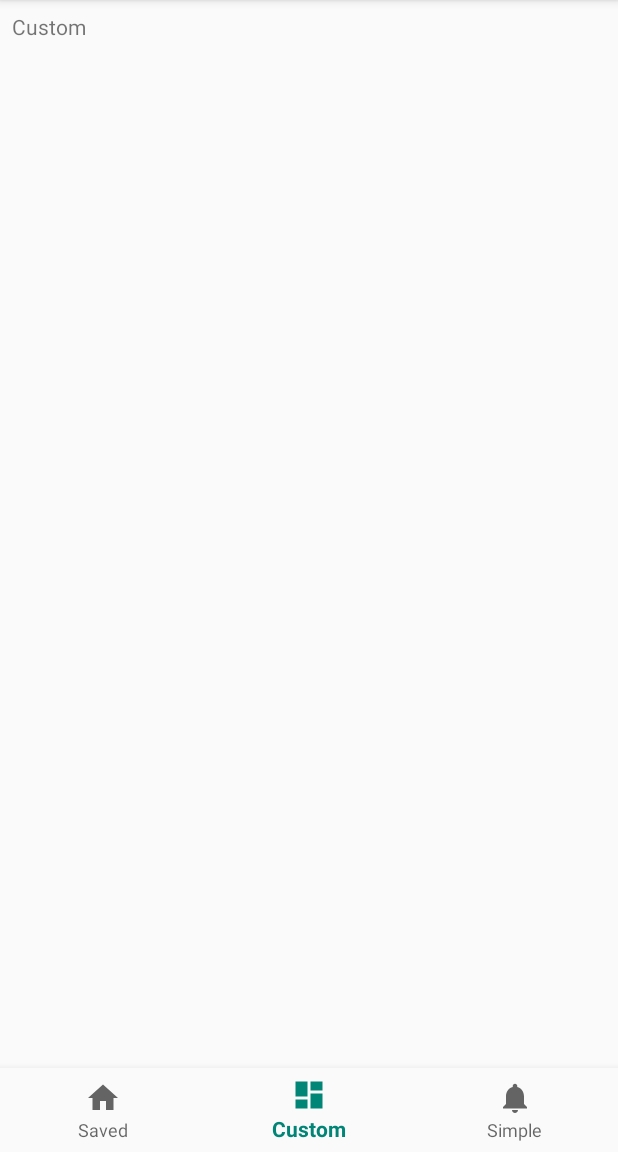
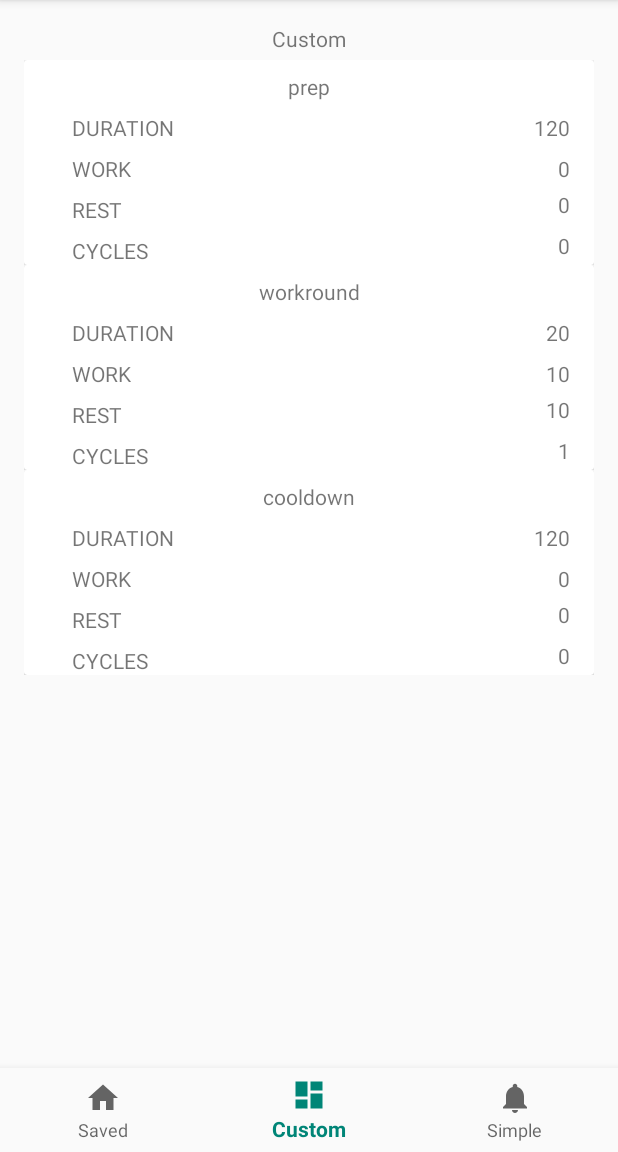
Before and after one commit to Demigod21/HIIT-Timer-Pro, an Android app: the screen it shows after launch (MainActivity), item 2 of the bottom bar chosen, on a phone screen of 412 x 824 dp, the part 84-1236 px from its top. Run offline under Robolectric (Android 15) with nearby library versions, the phone set to English and light mode, and no system bars.

Commit message:
Prima implementazione corretta di adatattore e recycler view per tab custom

```diff
--- a/app/src/main/java/com/appdavide/roundtimer/fragment/CustomFragment.kt
+++ b/app/src/main/java/com/appdavide/roundtimer/fragment/CustomFragment.kt
@@ -2,12 +2,17 @@ package com.appdavide.roundtimer.fragment
 
 
 import android.os.Bundle
+import android.util.Log
 import androidx.fragment.app.Fragment
 import android.view.LayoutInflater
 import android.view.View
 import android.view.ViewGroup
+import androidx.recyclerview.widget.LinearLayoutManager
+import androidx.recyclerview.widget.RecyclerView
 
 import com.appdavide.roundtimer.R
+import com.appdavide.roundtimer.service.RoundRecyclerAdapter
+import javax.sql.DataSource
 
 // TODO: Rename parameter arguments, choose names that match
 // the fragment initialization parameters, e.g. ARG_ITEM_NUMBER
@@ -20,12 +25,42 @@ private const val ARG_PARAM2 = "param2"
  */
 class CustomFragment : Fragment() {
 
+    private lateinit var adat: RoundRecyclerAdapter
+
     override fun onCreateView(
         inflater: LayoutInflater, container: ViewGroup?,
         savedInstanceState: Bundle?
     ): View? {
         // Inflate the layout for this fragment
-        return inflater.inflate(R.layout.fragment_custom, container, false)
+        val vista = inflater.inflate(R.layout.fragment_custom, container, false)
+
+        Log.d("TAG", "LOG PRIMA DEL FIND BY ID")
+
+
+        val recycler = vista.findViewById(R.id.listaCustom) as RecyclerView
+
+        Log.d("TAG", "LOG DOPO DEL FIND BY ID")
+
+
+        //INIT RECYCLER VIEW
+        recycler.layoutManager = LinearLayoutManager(this.activity)
+        adat = RoundRecyclerAdapter()
+        recycler.adapter = adat
+
+        Log.d("TAG", "LOG DOPO INIT RECYCLER")
+
+
+        //ADD INIT DATA TO RECYCLER
+        val data = com.appdavide.roundtimer.repository.DataSource.createDataSet()
+        adat.submitList(data)
+
+        Log.d("TAG", "LOG DOPO ADD DATA TO RECYCLER")
+
+
+        return vista
+
+
+
     }
 
 
--- /dev/null
+++ b/app/src/main/java/com/appdavide/roundtimer/service/RoundRecyclerAdapter.kt
@@ -0,0 +1,63 @@
+package com.appdavide.roundtimer.service
+
+import android.view.LayoutInflater
+import android.view.View
+import android.view.ViewGroup
+import androidx.recyclerview.widget.RecyclerView
+import com.appdavide.roundtimer.R
+import com.appdavide.roundtimer.models.Round
+import kotlinx.android.synthetic.main.layout_round_list_item.view.*
+
+class RoundRecyclerAdapter : RecyclerView.Adapter<RecyclerView.ViewHolder>() {
+    private var items: List<Round> = ArrayList()
+
+    override fun onCreateViewHolder(parent: ViewGroup, viewType: Int): RecyclerView.ViewHolder {
+
+        return RoundViewHolder(
+            LayoutInflater.from(parent.context).inflate(R.layout.layout_round_list_item, parent, false)
+        )
+
+    }
+
+
+    override fun onBindViewHolder(holder: RecyclerView.ViewHolder, position: Int) {
+
+        when(holder){
+            is RoundViewHolder -> {
+                holder.bind(items.get(position))
+            }
+        }
+    }
+
+
+    override fun getItemCount(): Int {
+        return items.size
+    }
+
+    fun submitList(roundList : List<Round>){
+        items=roundList
+    }
+
+
+    class RoundViewHolder constructor(
+        itemView: View
+    ):RecyclerView.ViewHolder(itemView){
+
+        val round_type = itemView.txt_round_type
+        val round_work = itemView.txt_round_work
+        val round_rest = itemView.txt_round_rest
+        val round_cycles = itemView.txt_round_cycles
+        val round_duration = itemView.txt_round_duration
+
+        fun bind(round: Round){
+            round_type.setText(""+round.type)
+            round_work.setText(""+round.workDur)
+            round_rest.setText(""+round.restDur)
+            round_cycles.setText(""+round.cycles)
+            round_duration.setText(""+round.dur)
+
+        }
+
+    }
+
+}
--- a/app/src/main/res/layout/fragment_custom.xml
+++ b/app/src/main/res/layout/fragment_custom.xml
@@ -1,13 +1,25 @@
-<FrameLayout xmlns:android="http://schemas.android.com/apk/res/android"
-             xmlns:tools="http://schemas.android.com/tools"
-             android:layout_width="match_parent"
-             android:layout_height="match_parent"
-             tools:context=".fragment.CustomFragment">
+<androidx.constraintlayout.widget.ConstraintLayout xmlns:android="http://schemas.android.com/apk/res/android"
+                                                   xmlns:app="http://schemas.android.com/apk/res-auto"
+                                                   xmlns:tools="http://schemas.android.com/tools"
+                                                   android:layout_width="match_parent"
+                                                   android:layout_height="match_parent"
+                                                   tools:context=".fragment.CustomFragment"
+                                                   android:id="@+id/frameLayout2">
 
     <!-- TODO: Update blank fragment layout -->
     <TextView
-            android:layout_width="match_parent"
-            android:layout_height="match_parent"
-            android:text="Custom"/>
+            android:layout_width="wrap_content"
+            android:layout_height="wrap_content"
+            android:text="Custom"
+            android:id="@+id/textView" app:layout_constraintEnd_toEndOf="parent"
+            app:layout_constraintTop_toTopOf="parent" app:layout_constraintStart_toStartOf="parent"
+            android:layout_marginTop="8dp"/>
+    <androidx.recyclerview.widget.RecyclerView
+            android:layout_width="0dp"
+            android:layout_height="0dp" android:layout_marginTop="32dp"
+            app:layout_constraintTop_toTopOf="parent" app:layout_constraintStart_toStartOf="parent"
+            android:layout_marginStart="8dp" app:layout_constraintEnd_toEndOf="parent" android:layout_marginEnd="8dp"
+            android:layout_marginBottom="8dp" app:layout_constraintBottom_toBottomOf="parent"
+            android:id="@+id/listaCustom" tools:listitem="@layout/layout_round_list_item"/>
 
-</FrameLayout>
+</androidx.constraintlayout.widget.ConstraintLayout>
--- a/app/src/main/res/layout/layout_round_list_item.xml
+++ b/app/src/main/res/layout/layout_round_list_item.xml
@@ -3,14 +3,14 @@
              xmlns:app="http://schemas.android.com/apk/res-auto"
              android:orientation="vertical"
              android:layout_width="match_parent"
-             android:layout_height="match_parent">
+             android:layout_height="wrap_content">
 
     <androidx.cardview.widget.CardView
             android:layout_width="match_parent"
-            android:layout_height="wrap_content">
+            android:layout_height="match_parent">
         <androidx.constraintlayout.widget.ConstraintLayout
                 android:layout_width="match_parent"
-                android:layout_height="match_parent">
+                android:layout_height="wrap_content">
 
             <TextView
                     android:text="TextView"
```
